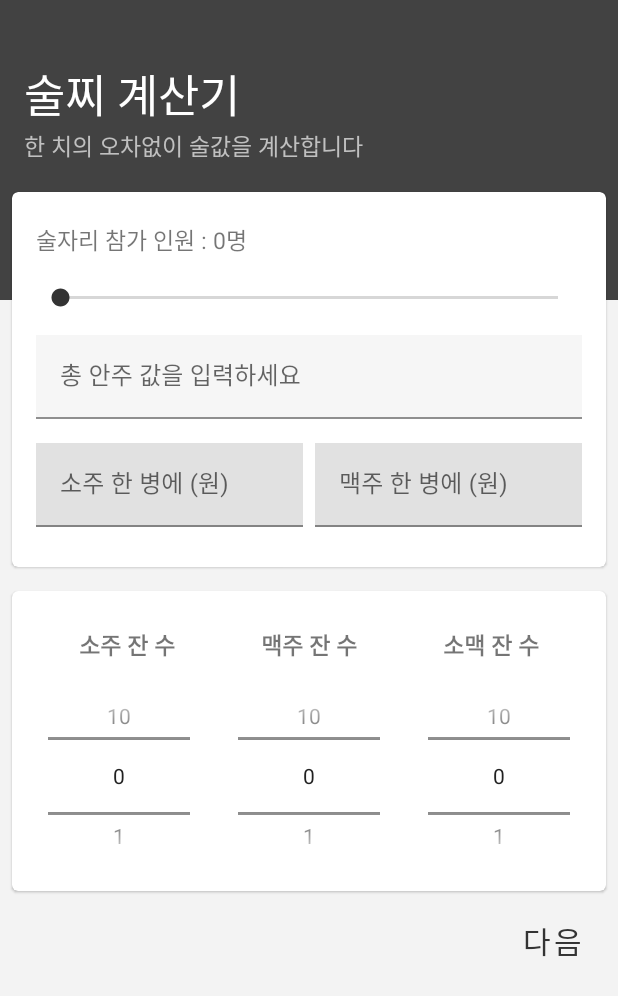
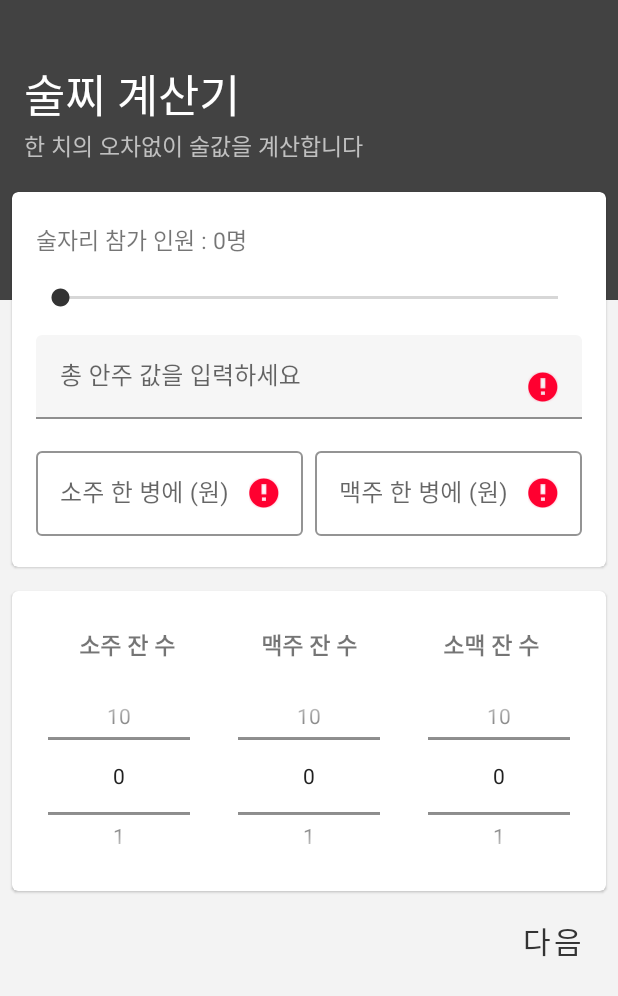
Before and after one commit to H43RO/Hate-Alcohol-Calculator, an Android app: the HateCalculatorActivity screen opened directly, with no data from a screen before it, after a tap on "다음", on a phone screen of 412 x 824 dp. Shown: the top 996 px of the screen. Run offline under Robolectric (Android 15) with nearby library versions, the phone set to English and light mode, and no system bars.

Commit message:
Implementation text input layout error situation

```diff
--- a/app/build.gradle
+++ b/app/build.gradle
@@ -24,7 +24,7 @@ android {
 }
 
 dependencies {
-    api 'com.google.android.material:material:1.1.0-alpha06'
+    api 'com.google.android.material:material:1.2.0-alpha06'
     implementation fileTree(dir: 'libs', include: ['*.jar'])
     implementation "org.jetbrains.kotlin:kotlin-stdlib-jdk7:$kotlin_version"
     implementation 'androidx.appcompat:appcompat:1.1.0'
--- a/app/src/main/java/com/haerokim/hate_alcohol/HateCalculatorActivity.kt
+++ b/app/src/main/java/com/haerokim/hate_alcohol/HateCalculatorActivity.kt
@@ -5,7 +5,6 @@ import androidx.appcompat.app.AppCompatActivity
 import android.os.Bundle
 import android.text.Editable
 import android.text.TextWatcher
-import android.util.Log
 import android.widget.SeekBar
 import android.widget.Toast
 import kotlinx.android.synthetic.main.activity_hate_calculator.*
@@ -85,6 +84,18 @@ class HateCalculatorActivity : AppCompatActivity() {
                 startActivity(intent)
 
             } else {
+                if(price_soju.text.toString() == ""){
+                    price_soju.setError("소주 금액을 입력해주세요")
+                }
+
+                if(price_beer.text.toString() == ""){
+                    price_beer.setError("맥주 금액을 입력해주세요")
+                }
+
+                if(total_sum_hate.text.toString() == ""){
+                    total_sum_hate.setError("안주 금액을 입력해주세요")
+                }
+
                 Toast.makeText(
                     this@HateCalculatorActivity,
                     "정보를 모두 입력해주세요",
--- a/app/src/main/res/layout/activity_hate_calculator.xml
+++ b/app/src/main/res/layout/activity_hate_calculator.xml
@@ -93,13 +93,16 @@
                 android:layout_width="match_parent"
                 android:layout_height="wrap_content"
                 android:layout_below="@+id/seekBar_hate"
-                android:layout_marginTop="16dp">
+                android:layout_marginTop="16dp"
+                app:boxBackgroundColor="#F6F6F6"
+                app:boxStrokeColor="#6B6B6B"
+                app:boxStrokeErrorColor="@color/errorStroke"
+                app:errorIconTint="@color/errorIconTint">
 
                 <com.google.android.material.textfield.TextInputEditText
                     android:id="@+id/total_sum_hate"
                     android:layout_width="match_parent"
                     android:layout_height="wrap_content"
-                    android:background="#F6F6F6"
                     android:hint="총 안주 값을 입력하세요" />
 
             </com.google.android.material.textfield.TextInputLayout>
@@ -112,18 +115,21 @@
 
                 <com.google.android.material.textfield.TextInputLayout
                     android:id="@+id/text_input_price_soju"
+                    style="@style/Widget.MaterialComponents.TextInputLayout.OutlinedBox"
                     android:layout_width="0dp"
                     android:layout_height="wrap_content"
                     android:layout_marginTop="16dp"
                     android:layout_marginRight="4dp"
-                    android:layout_weight="1">
+                    android:layout_weight="1"
+                    app:boxStrokeColor="#6B6B6B"
+                    app:boxStrokeErrorColor="@color/errorStroke"
+                    app:errorIconTint="@color/errorIconTint">
 
 
                     <com.google.android.material.textfield.TextInputEditText
                         android:id="@+id/price_soju"
                         android:layout_width="match_parent"
                         android:layout_height="wrap_content"
-                        android:background="#E1E1E1"
                         android:hint="소주 한 병에 (원)" />
 
 
@@ -132,18 +138,21 @@
 
                 <com.google.android.material.textfield.TextInputLayout
                     android:id="@+id/text_input_price_beer"
+                    style="@style/Widget.MaterialComponents.TextInputLayout.OutlinedBox"
                     android:layout_width="0dp"
                     android:layout_height="wrap_content"
                     android:layout_marginLeft="4dp"
                     android:layout_marginTop="16dp"
-                    android:layout_weight="1">
+                    android:layout_weight="1"
+                    app:boxStrokeColor="#6B6B6B"
+                    app:boxStrokeErrorColor="@color/errorStroke"
+                    app:errorIconTint="@color/errorIconTint">
 
 
                     <com.google.android.material.textfield.TextInputEditText
                         android:id="@+id/price_beer"
                         android:layout_width="match_parent"
                         android:layout_height="wrap_content"
-                        android:background="#E1E1E1"
                         android:hint="맥주 한 병에 (원)" />
 
 
--- a/app/src/main/res/values/colors.xml
+++ b/app/src/main/res/values/colors.xml
@@ -3,4 +3,6 @@
     <color name="colorPrimary">#4CAF50</color>
     <color name="colorPrimaryDark">#1B5E20</color>
     <color name="colorAccent">#659066</color>
+    <color name="errorStroke">#970000</color>
+    <color name="errorIconTint">#464646</color>
 </resources>
--- a/app/src/main/res/values/styles.xml
+++ b/app/src/main/res/values/styles.xml
@@ -9,4 +9,6 @@
         <item name="android:textColorPrimary">#212121</item>
     </style>
 
+
+
 </resources>
```
Also changed, not shown: app/src/main/java/com/haerokim/hate_alcohol/NormalCaculatorActivity.kt (+18 -8 lines), app/src/main/res/layout/activity_normal_caculator.xml (+6 -3 lines).
